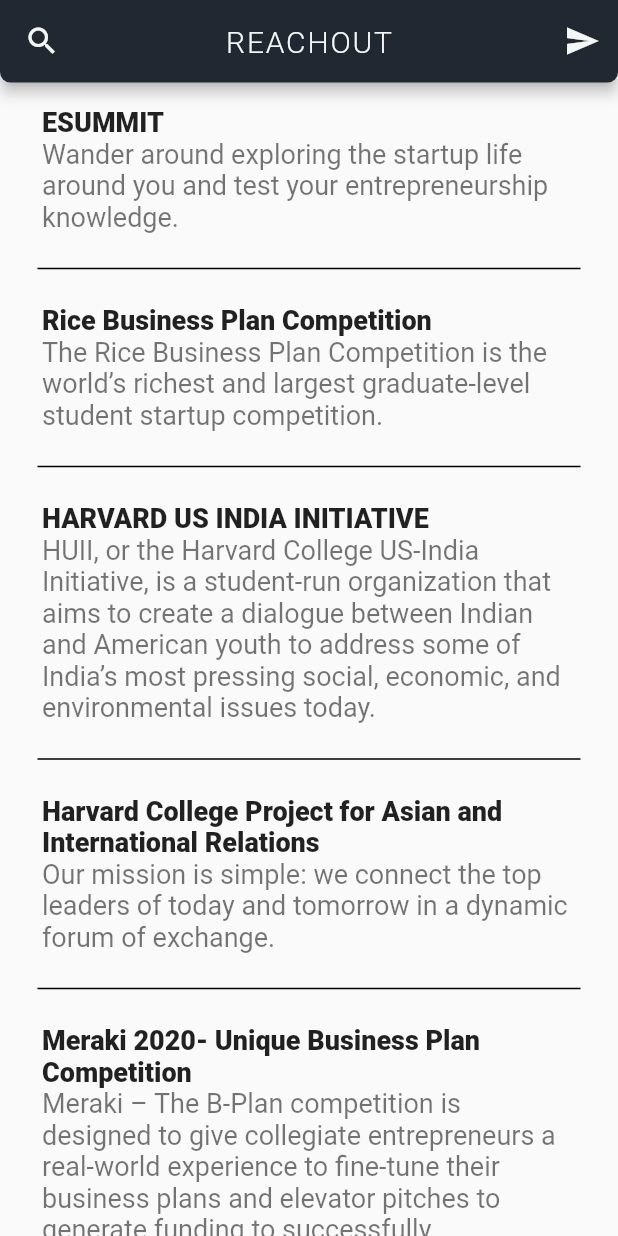
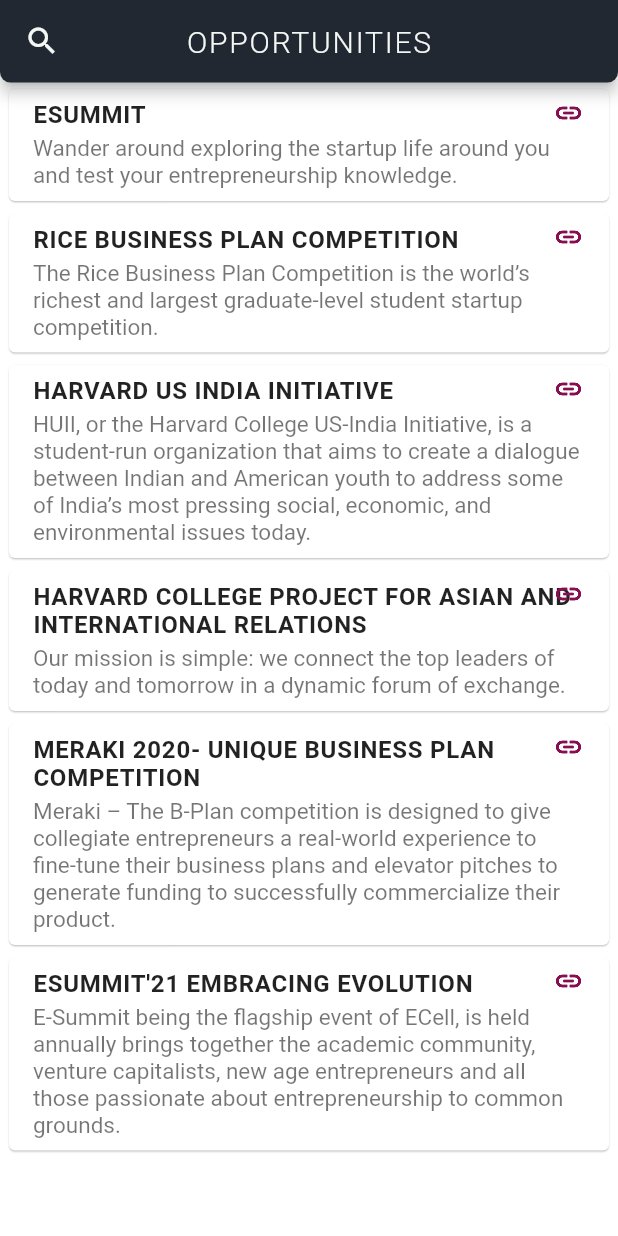
Before and after one commit to teamReachout/reachout, a Flutter app: the OpportunitiesScreen screen opened directly, on a phone screen of 412 x 824 dp. Run offline on Flutter 3.47's test engine with Material 2 defaults, Android fonts, the light colour scheme and no system bars; our stand-ins replace cached_network_image, cloud_firestore, email_validator, firebase_auth, firebase_storage, flutter_spinkit and 11 more; accounts and stored records are empty.

Commit message:
stackoverflow babyy

```diff
--- a/lib/screens/answers.dart
+++ b/lib/screens/answers.dart
@@ -62,7 +62,7 @@
           Expanded(
             child: buildAnswers(),
           ),
-          Divider(),
+          // Divider(),
           ListTile(
             title: Form(
               key: _formKey,
--- a/lib/screens/opportunities_screen.dart
+++ b/lib/screens/opportunities_screen.dart
@@ -1,7 +1,10 @@
 import 'package:flutter/material.dart';
+import 'package:google_fonts/google_fonts.dart';
 import 'package:reachout/models/opportunities.dart';
 import 'package:reachout/widgets/appbar.dart';
 import 'package:url_launcher/url_launcher.dart';
+import 'package:reachout/screens/chat_list.dart';
+import 'package:reachout/widgets/search.dart';
 
 class OpportunitiesScreen extends StatefulWidget {
   @override
@@ -33,8 +36,7 @@
       name: 'Harvard College Project for Asian and International Relations',
       description:
           'Our mission is simple: we connect the top leaders of today and tomorrow in a dynamic forum of exchange.',
-      link:
-          'https://hpair.org/',
+      link: 'https://hpair.org/',
     ),
     Opportunities(
       name: 'Meraki 2020- Unique Business Plan Competition',
@@ -47,8 +49,7 @@
       name: 'ESUMMIT\'21 EMBRACING EVOLUTION',
       description:
           'E-Summit being the flagship event of ECell, is held annually brings together the academic community, venture capitalists, new age entrepreneurs and all those passionate about entrepreneurship to common grounds.',
-      link:
-          'https://esummit.in/',
+      link: 'https://esummit.in/',
     ),
   ];
 
@@ -69,33 +70,48 @@
     return Column(
       children: [
         Padding(
-          padding: const EdgeInsets.all(12.0),
+          padding: const EdgeInsets.fromLTRB(6, 4, 6, 4),
+          child: Card(
+            margin: EdgeInsets.all(0),
+            elevation: 0.5,
             child: ListTile(
               autofocus: true,
               enabled: true,
-            title: Text(
-              o.name,
-              style: TextStyle(
-                fontSize: 18,
-                fontWeight: FontWeight.w800,
+              title: Stack(children: [
+                Container(
+                  width: MediaQuery.of(context).size.width * 0.9,
+                  child: Padding(
+                    padding: EdgeInsets.symmetric(vertical: 4),
+                    child: Text(
+                      o.name.toUpperCase(),
+                      style: GoogleFonts.roboto(
+                        fontSize: 16,
+                        fontWeight: FontWeight.w600,
+                        letterSpacing: 0.5,
+                      )
                     ),
                   ),
-            subtitle: Text(
+                ),
+                Positioned(
+                  right: 1,
+                  top: 2,
+                  child: Icon(Icons.link_sharp, size: 20, color: Color(0xFF880E4F)),
+                )
+              ]),
+              subtitle: Padding(
+                padding: EdgeInsets.only(bottom: 4.0),
+                child: Text(
                   o.description,
-              style: TextStyle(
-                fontSize: 18,
+                  style: GoogleFonts.roboto(
+                    fontSize: 15,
                     fontWeight: FontWeight.w400,
+                  )
                 ),
               ),
               onTap: () => goToLink(o.link),
             ),
           ),
-        Divider(
-          thickness: 1,
-          indent: 25,
-          endIndent: 25,
-          color: Colors.black,
-        )
+        ),
       ],
     );
   }
@@ -103,8 +119,34 @@
   @override
   Widget build(BuildContext context) {
     return Scaffold(
+      backgroundColor: Colors.white,
       appBar: PreferredSize(
-        child: Appbar(),
+        child: AppBar(
+          centerTitle: true,
+          toolbarOpacity: 1.0,
+          shape: RoundedRectangleBorder(
+            borderRadius: BorderRadius.vertical(
+              bottom: const Radius.circular(7),
+            ),
+          ),
+          leading: IconButton(
+            icon: Icon(
+              Icons.search,
+              color: const Color.fromRGBO(244, 248, 245, 1),
+            ),
+            onPressed: () => showSearch(
+              context: context,
+              delegate: Search(),
+            ),
+          ),
+          primary: true,
+          title: Text('opportunities'.toUpperCase(),
+              style: GoogleFonts.roboto(
+                  fontSize: 20,
+                  fontWeight: FontWeight.w300,
+                  color: const Color.fromRGBO(244, 248, 245, 1),
+                  letterSpacing: 1.2)),
+        ),
         preferredSize: const Size.fromHeight(55),
       ),
       body: Column(
```
Also changed, not shown: lib/widgets/answer.dart (+24 -10 lines), lib/widgets/problems.dart (+96 -45 lines). Lines whose indentation alone changed are shown as unchanged.
